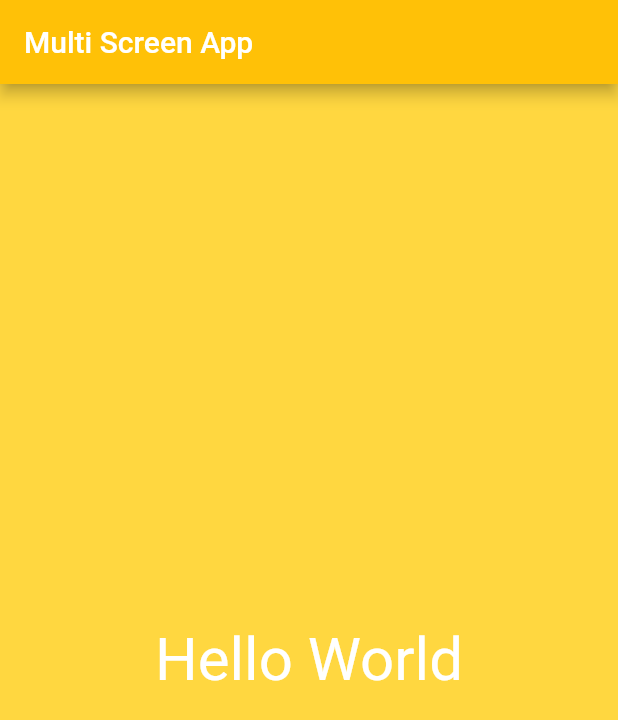
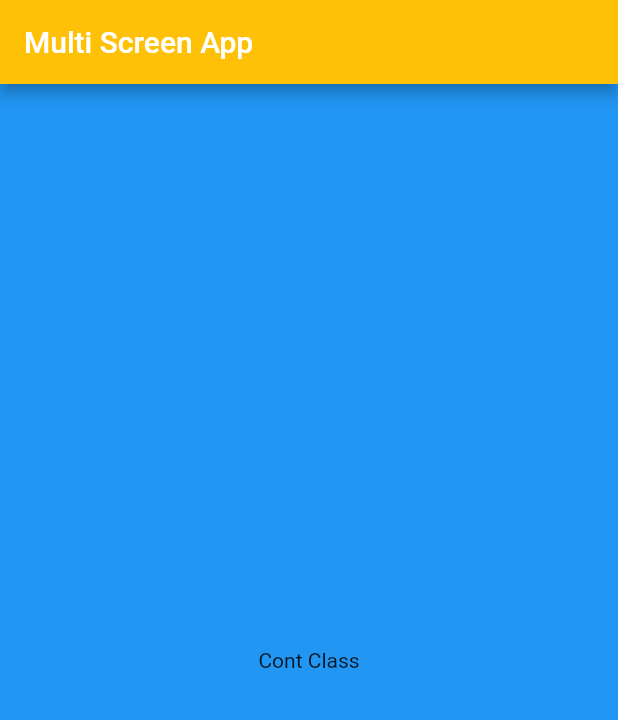
Before and after one commit to masheransari/Flutter-MultiScreen, a Flutter app: the screen it shows after launch, on a phone screen of 412 x 824 dp. Shown: the top 720 px of the screen. Run offline on Flutter 3.47's test engine with Material 2 defaults, Android fonts, the phone set to English and light mode, and no system bars.

Commit message:
Added another screen

```diff
--- a/lib/main.dart
+++ b/lib/main.dart
@@ -1,5 +1,6 @@
 import 'package:flutter/material.dart';
 import './screens/first_screen.dart';
+import './screens/second_screen.dart';
 
 void main() => runApp(myApp());
 
@@ -14,7 +15,7 @@ class myApp extends StatelessWidget {
           title: Text("Multi Screen App"),
           backgroundColor: Colors.amber,
         ),
-        body: firstscreen(),
+        body: cont(),
       ),
     );
   }
--- /dev/null
+++ b/lib/screens/second_screen.dart
@@ -0,0 +1,15 @@
+import 'package:flutter/material.dart';
+
+class cont extends StatelessWidget {
+  @override
+  Widget build(BuildContext context) {
+    return Container(
+      alignment: Alignment.center,
+      color: Colors.blue,
+      child: Text(
+        "Cont Class",
+        textDirection: TextDirection.ltr,
+      ),
+    );
+  }
+}
```
